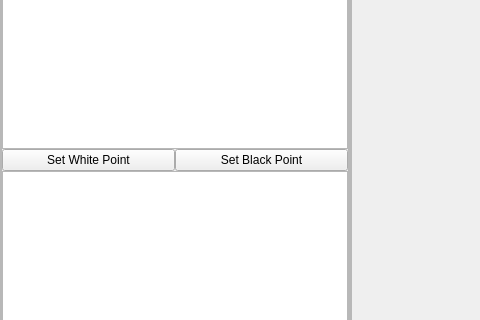
This is gui/mac_builder.ui in OpenHSL/OpenHSL as Qt 5 draws it before an edit; both pictures show x 0 to 480 and y 323 to 643 of the 1215 by 808 pixel window. The edited form follows.
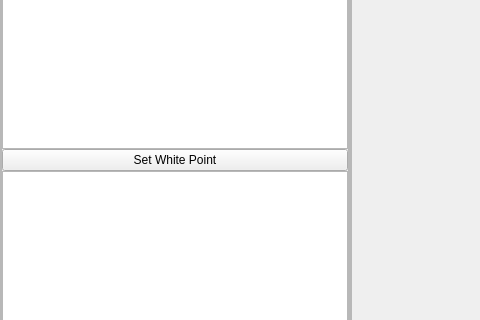
This is the edited form. Custom widgets are drawn as their Qt base class.

Commit message: add set white point feature

```diff
--- a/gui/mac_builder.ui
+++ b/gui/mac_builder.ui
@@ -340,13 +340,6 @@
                   </property>
                  </widget>
                 </item>
-                <item>
-                 <widget class="QPushButton" name="black_point_btn">
-                  <property name="text">
-                   <string>Set Black Point</string>
-                  </property>
-                 </widget>
-                </item>
                </layout>
               </widget>
              </item>
```
The commit also changes 2 other files.
